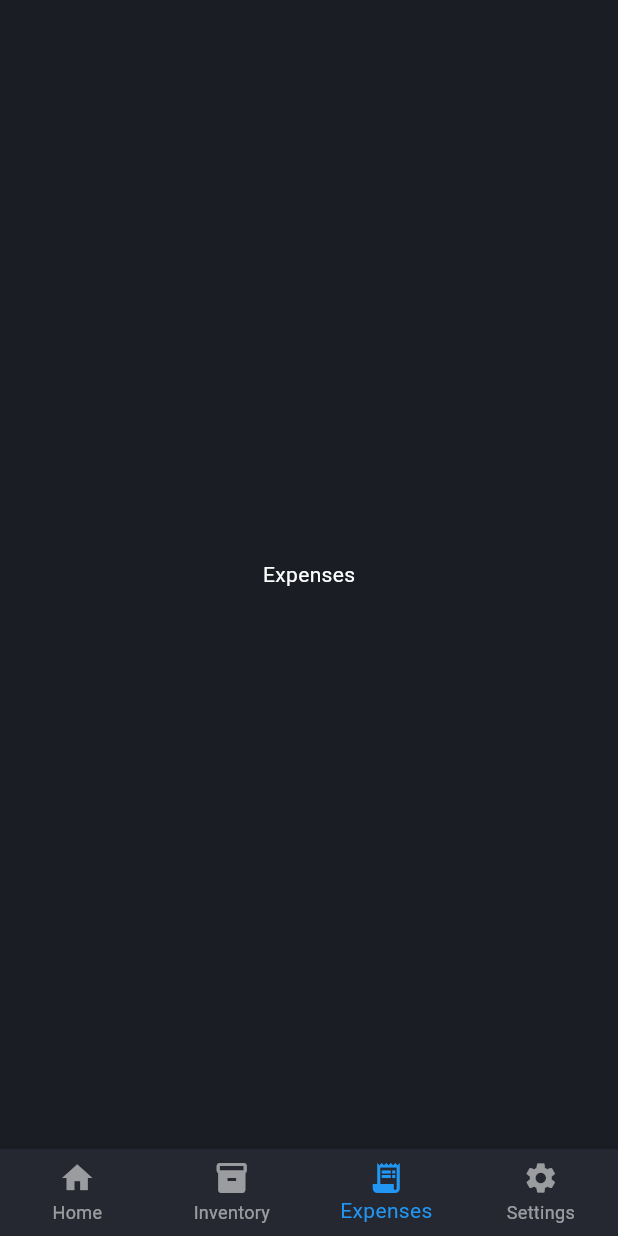
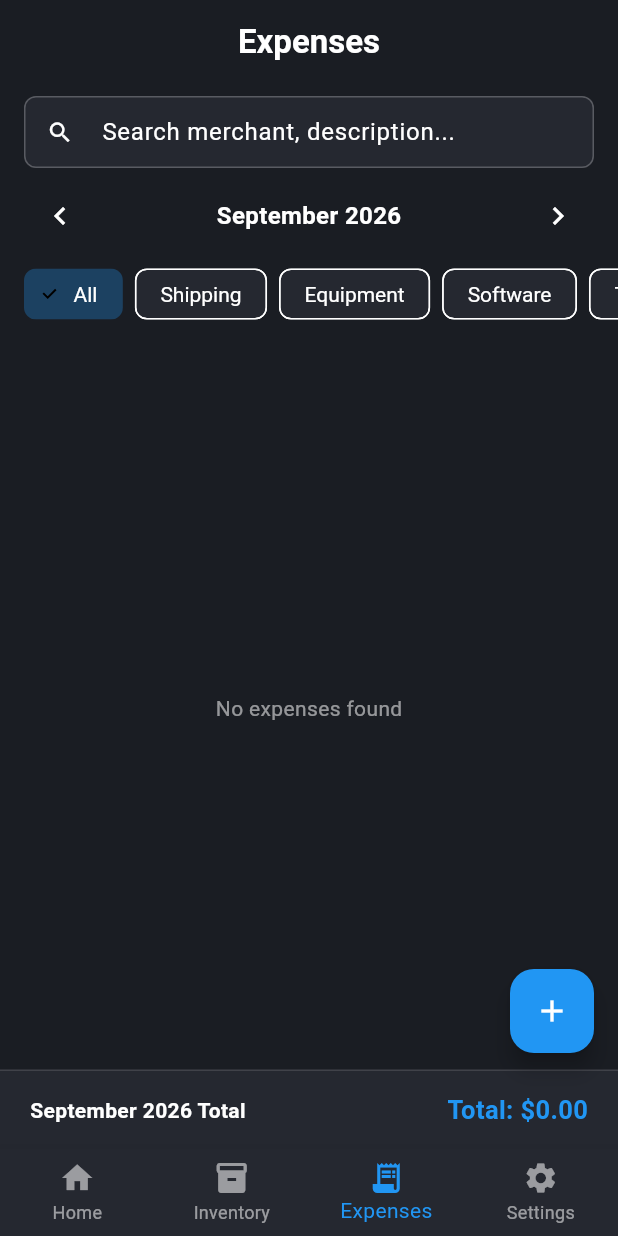
Before and after one commit to pixelbit78/flip-bin, a Flutter app: the screen it shows after launch, item 3 of the bottom bar chosen, on a phone screen of 412 x 824 dp. Run offline on Flutter 3.47's test engine with Material 3 defaults, Android fonts, the phone set to English and light mode, and no system bars; our stand-ins replace dio, drift, flutter_riverpod, go_router; accounts and stored records are empty; generated files the repository leaves out were written again.

Commit message:
feat: add expense list and detail screens with receipt capture

```diff
--- /dev/null
+++ b/flipbin/lib/screens/expenses/expense_list_screen.dart
@@ -0,0 +1,285 @@
+import 'package:flutter/material.dart';
+import 'package:flutter_riverpod/flutter_riverpod.dart';
+import 'package:go_router/go_router.dart';
+import 'package:intl/intl.dart';
+import 'package:flipbin/database/database.dart';
+import 'package:flipbin/models/enums.dart';
+import 'package:flipbin/providers/expense_provider.dart';
+
+/// Screen displaying monthly expenses with type filtering, search, and running total bar.
+class ExpenseListScreen extends ConsumerStatefulWidget {
+  const ExpenseListScreen({super.key});
+
+  @override
+  ConsumerState<ExpenseListScreen> createState() => _ExpenseListScreenState();
+}
+
+class _ExpenseListScreenState extends ConsumerState<ExpenseListScreen> {
+  final TextEditingController _searchController = TextEditingController();
+  DateTime _currentMonth = DateTime(DateTime.now().year, DateTime.now().month, 1);
+  ExpenseType? _selectedType;
+  String _searchQuery = '';
+
+  @override
+  void dispose() {
+    _searchController.dispose();
+    super.dispose();
+  }
+
+  void _previousMonth() {
+    setState(() {
+      _currentMonth = DateTime(_currentMonth.year, _currentMonth.month - 1, 1);
+    });
+  }
+
+  void _nextMonth() {
+    setState(() {
+      _currentMonth = DateTime(_currentMonth.year, _currentMonth.month + 1, 1);
+    });
+  }
+
+  @override
+  Widget build(BuildContext context) {
+    final filter = ExpenseFilter(
+      typeFilter: _selectedType,
+      monthFilter: _currentMonth,
+      searchQuery: _searchQuery.isEmpty ? null : _searchQuery,
+    );
+
+    final expensesAsync = ref.watch(expenseListProvider(filter));
+    final monthTotalAsync = ref.watch(expenseMonthTotalProvider(_currentMonth));
+    final monthTotal = monthTotalAsync.valueOrNull ?? 0.0;
+    final monthFormat = DateFormat('MMMM yyyy');
+    final dateFormat = DateFormat('MMM d');
+
+    return Scaffold(
+      appBar: AppBar(
+        title: const Text('Expenses', style: TextStyle(fontWeight: FontWeight.bold)),
+      ),
+      body: Column(
+        children: [
+          Padding(
+            padding: const EdgeInsets.symmetric(horizontal: 16.0, vertical: 8.0),
+            child: TextField(
+              controller: _searchController,
+              decoration: InputDecoration(
+                hintText: 'Search merchant, description...',
+                prefixIcon: const Icon(Icons.search),
+                suffixIcon: _searchQuery.isNotEmpty
+                    ? IconButton(
+                        icon: const Icon(Icons.clear),
+                        onPressed: () {
+                          _searchController.clear();
+                          setState(() => _searchQuery = '');
+                        },
+                      )
+                    : null,
+                isDense: true,
+              ),
+              onChanged: (val) {
+                setState(() => _searchQuery = val.trim());
+              },
+            ),
+          ),
+          Padding(
+            padding: const EdgeInsets.symmetric(horizontal: 16.0),
+            child: Row(
+              mainAxisAlignment: MainAxisAlignment.spaceBetween,
+              children: [
+                IconButton(
+                  icon: const Icon(Icons.chevron_left),
+                  onPressed: _previousMonth,
+                ),
+                Text(
+                  monthFormat.format(_currentMonth),
+                  style: const TextStyle(fontWeight: FontWeight.bold, fontSize: 16),
+                ),
+                IconButton(
+                  icon: const Icon(Icons.chevron_right),
+                  onPressed: _nextMonth,
+                ),
+              ],
+            ),
+          ),
+          SingleChildScrollView(
+            scrollDirection: Axis.horizontal,
+            padding: const EdgeInsets.symmetric(horizontal: 16.0, vertical: 4.0),
+            child: Row(
+              children: [
+                FilterChip(
+                  label: const Text('All'),
+                  selected: _selectedType == null,
+                  onSelected: (_) {
+                    setState(() => _selectedType = null);
+                  },
+                ),
+                const SizedBox(width: 8),
+                ...ExpenseType.values.map(
+                  (type) => Padding(
+                    padding: const EdgeInsets.only(right: 8.0),
+                    child: FilterChip(
+                      label: Text(type.label),
+                      selected: _selectedType == type,
+                      onSelected: (selected) {
+                        setState(() {
+                          _selectedType = selected ? type : null;
+                        });
+                      },
+                    ),
+                  ),
+                ),
+              ],
+            ),
+          ),
+          const SizedBox(height: 8),
+          Expanded(
+            child: expensesAsync.when(
+              loading: () => const Center(child: CircularProgressIndicator()),
+              error: (err, stack) => Center(child: Text('Error: $err')),
+              data: (expenses) {
+                if (expenses.isEmpty) {
+                  return const Center(
+                    child: Text(
+                      'No expenses found',
+                      style: TextStyle(color: Colors.white54),
+                    ),
+                  );
+                }
+
+                return ListView.builder(
+                  padding: const EdgeInsets.symmetric(horizontal: 16.0, vertical: 8.0),
+                  itemCount: expenses.length,
+                  itemBuilder: (context, index) {
+                    final expense = expenses[index];
+                    return Card(
+                      margin: const EdgeInsets.only(bottom: 12.0),
+                      child: InkWell(
+                        borderRadius: BorderRadius.circular(12),
+                        onTap: () => context.go('/expenses/${expense.id}'),
+                        child: Padding(
+                          padding: const EdgeInsets.all(12.0),
+                          child: Row(
+                            children: [
+                              ClipRRect(
+                                borderRadius: BorderRadius.circular(8),
+                                child: Container(
+                                  width: 50,
+                                  height: 50,
+                                  color: Colors.white10,
+                                  child: const Icon(
+                                    Icons.receipt_long,
+                                    color: Colors.white54,
+                                  ),
+                                ),
+                              ),
+                              const SizedBox(width: 12),
+                              Expanded(
+                                child: Column(
+                                  crossAxisAlignment: CrossAxisAlignment.start,
+                                  children: [
+                                    Text(
+                                      expense.merchant,
+                                      style: const TextStyle(
+                                        fontWeight: FontWeight.bold,
+                                        fontSize: 15,
+                                      ),
+                                    ),
+                                    Text(
+                                      expense.itemDescription,
+                                      style: const TextStyle(
+                                        color: Colors.white70,
+                                        fontSize: 13,
+                                      ),
+                                      maxLines: 1,
+                                      overflow: TextOverflow.ellipsis,
+                                    ),
+                                    const SizedBox(height: 4),
+                                    Row(
+                                      children: [
+                                        Container(
+                                          padding: const EdgeInsets.symmetric(
+                                            horizontal: 6,
+                                            vertical: 2,
+                                          ),
+                                          decoration: BoxDecoration(
+                                            color: Colors.purple.withValues(alpha: 0.2),
+                                            borderRadius: BorderRadius.circular(4),
+                                          ),
+                                          child: Text(
+                                            expense.expenseType.label,
+                                            style: const TextStyle(
+                                              color: Colors.purpleAccent,
+                                              fontSize: 11,
+                                              fontWeight: FontWeight.w600,
+                                            ),
+                                          ),
+                                        ),
+                                        const SizedBox(width: 8),
+                                        Text(
+                                          dateFormat.format(expense.date),
+                                          style: const TextStyle(
+                                            color: Colors.white38,
+                                            fontSize: 12,
+                                          ),
+                                        ),
+                                      ],
+                                    ),
+                                  ],
+                                ),
+                              ),
+                              const SizedBox(width: 12),
+                              Text(
+                                '\$${expense.total.toStringAsFixed(2)}',
+                                style: const TextStyle(
+                                  fontWeight: FontWeight.bold,
+                                  fontSize: 16,
+                                ),
+                              ),
+                            ],
+                          ),
+                        ),
+                      ),
+                    );
+                  },
+                );
+              },
+            ),
+          ),
+          Container(
+            padding: const EdgeInsets.symmetric(horizontal: 20.0, vertical: 14.0),
+            decoration: BoxDecoration(
+              color: Theme.of(context).cardColor,
+              border: const Border(
+                top: BorderSide(color: Colors.white12),
+              ),
+            ),
+            child: Row(
+              mainAxisAlignment: MainAxisAlignment.spaceBetween,
+              children: [
+                Text(
+                  '${monthFormat.format(_currentMonth)} Total',
+                  style: const TextStyle(fontWeight: FontWeight.w600),
+                ),
+                Text(
+                  'Total: \$${monthTotal.toStringAsFixed(2)}',
+                  style: TextStyle(
+                    fontWeight: FontWeight.bold,
+                    fontSize: 17,
+                    color: Theme.of(context).colorScheme.primary,
+                  ),
+                ),
+              ],
+            ),
+          ),
+        ],
+      ),
+      floatingActionButton: Padding(
+        padding: const EdgeInsets.only(bottom: 48.0),
+        child: FloatingActionButton(
+          onPressed: () => context.go('/expenses/new'),
+          child: const Icon(Icons.add),
+        ),
+      ),
+    );
+  }
+}
```
Also changed, not shown: flipbin/lib/app/router.dart (+5 -3 lines), flipbin/lib/screens/expenses/expense_detail_screen.dart (added, +331 -0 lines), 1 other file.
